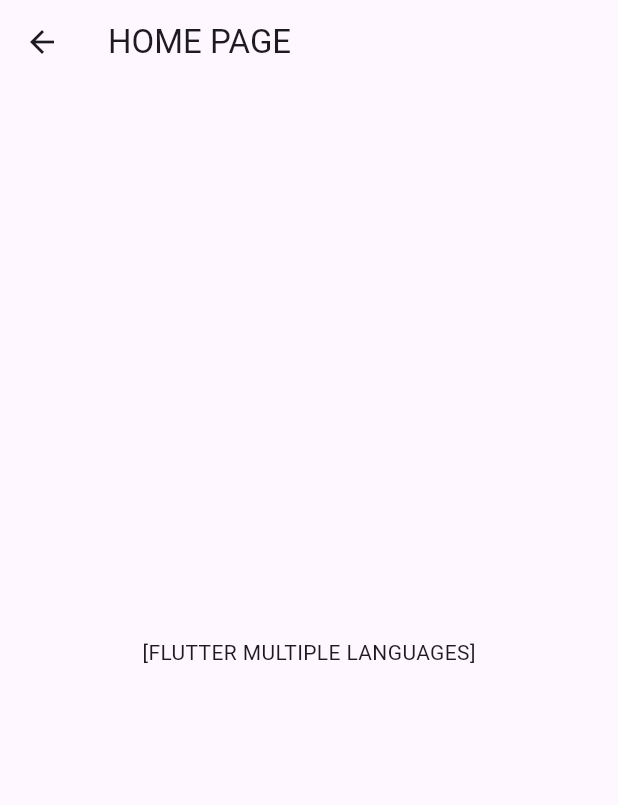
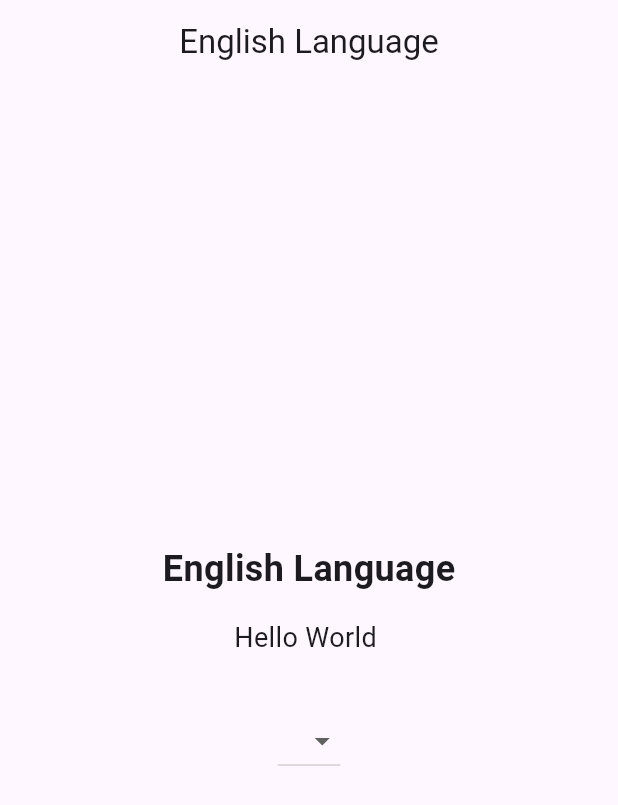
Before and after one commit to Kumail-Raza-Bangash/flutter_multiple_languages_with_provider, a Flutter app: the HomePage screen opened directly, on a phone screen of 412 x 824 dp. Shown: the top 805 px of the screen. Run offline on Flutter 3.47's test engine with Material 3 defaults, Android fonts, the phone set to English and light mode, and no system bars; generated files the repository leaves out were written again.

Commit message:
Updated Code

```diff
--- /dev/null
+++ b/l10n.yaml
@@ -0,0 +1,3 @@
+arb-dir: lib/l10n
+template-arb-file: app_en.arb
+output-localization-file: app_localizations.dart
--- /dev/null
+++ b/lib/l10n/app_en.arb
@@ -0,0 +1,4 @@
+{
+  "app_title": "English Language",
+  "hello_world": "Hello World "
+}
--- /dev/null
+++ b/lib/l10n/app_es.arb
@@ -0,0 +1,4 @@
+{
+  "app_title": "Lengua española",
+  "hello_world": "Hola Mundo"
+}
--- /dev/null
+++ b/lib/l10n/app_hi.arb
@@ -0,0 +1,4 @@
+{
+  "app_title": "हिन्दी भाषा",
+  "hello_world": "हैलो वर्ल्ड"
+}
--- /dev/null
+++ b/lib/l10n/l10n.dart
@@ -0,0 +1,8 @@
+import 'dart:ui';
+ class L10n {
+  static const List<Locale> all = [
+    Locale('en'),
+    Locale('es'),
+    Locale('hi'),
+  ];
+ }
--- a/lib/model/language_model.dart
+++ /dev/null
@@ -1,8 +0,0 @@
-
-class Language {
-  final String name;
-  final String code;
-  bool isSelected;
-
-  Language(this.name, this.code, this.isSelected);
-}
--- a/lib/provider/language_provider.dart
+++ /dev/null
@@ -1,21 +0,0 @@
-
-import 'package:flutter/material.dart';
-import 'package:flutter_multiple_languages/model/language_model.dart';
-
-class LanguageProvider with ChangeNotifier {
-  List<Language> languages = [
-    Language('English', 'en', true),
-    Language('اردو', 'ur', false),
-    Language('française', 'fr', false),
-    Language('한국어', 'ko', false),
-    Language('हिंदी', 'hi', false),
-    Language('español', 'sp', false),
-
-   ];
-
-   void selectLanguage(Language language){
-     languages.forEach((lang)=> lang.isSelected = false);
-     language.isSelected = true;
-     notifyListeners();
-   }
-}
--- /dev/null
+++ b/lib/provider/locale_provider.dart
@@ -0,0 +1,15 @@
+import 'package:flutter/material.dart';
+import 'package:flutter_multiple_languages/l10n/l10n.dart';
+
+class LocaleProvider with ChangeNotifier {
+  Locale? _locale;
+
+  Locale? get locale => _locale;
+
+  void setLocale(Locale locale) {
+    if (!L10n.all.contains(locale)) return;
+      _locale = locale;
+      notifyListeners();
+
+  }
+}
--- a/lib/screens/home_page.dart
+++ b/lib/screens/home_page.dart
@@ -1,38 +1,56 @@
-// home_page.dart
-
 import 'package:flutter/material.dart';
+import 'package:flutter_gen/gen_l10n/app_localizations.dart';
+import 'package:flutter_multiple_languages/l10n/l10n.dart';
+import 'package:flutter_multiple_languages/provider/locale_provider.dart';
+import 'package:provider/provider.dart';
 
 class HomePage extends StatefulWidget {
-  const HomePage({super.key});
+  const HomePage({Key? key}) : super(key: key);
 
   @override
-  State<HomePage> createState() => _HomePageState();
+  // ignore: library_private_types_in_public_api
+  _HomePageState createState() => _HomePageState();
 }
 
 class _HomePageState extends State<HomePage> {
   @override
   Widget build(BuildContext context) {
-
     return Scaffold(
       appBar: AppBar(
-        title: const Text('HOME PAGE'),
+        title: Text(AppLocalizations.of(context)!.app_title),
+        centerTitle: true,
       ),
-      body:  const Center(
-        child: Column(
-          mainAxisAlignment: MainAxisAlignment.center,
-          children: [
-            Padding(
-              padding: EdgeInsets.all(16.0),
-              child: Text("[FLUTTER MULTIPLE LANGUAGES]"),
-            ),
-
-
-        SizedBox(
-          height: 10,
-        ),
-
-
-          ],
+      body: Center(
+        child: Consumer<LocaleProvider>(
+          builder: (context, provider, child) {
+            return Column(
+              mainAxisAlignment: MainAxisAlignment.center,
+              children: [
+                Text(
+                  AppLocalizations.of(context)!.app_title,
+                  style: const TextStyle(fontSize: 24, fontWeight: FontWeight.bold),
+                ),
+                const SizedBox(height: 16),
+                Text(
+                  AppLocalizations.of(context)!.hello_world,
+                  style: const TextStyle(fontSize: 18),
+                ),
+                const SizedBox(height: 32),
+                DropdownButton<Locale>(
+                  value: provider.locale,
+                  onChanged: (newLocale) {
+                    provider.setLocale(newLocale!);
+                  },
+                  items: L10n.all.map<DropdownMenuItem<Locale>>((locale) {
+                    return DropdownMenuItem<Locale>(
+                      value: locale,
+                      child: Text(locale.languageCode),
+                    );
+                  }).toList(),
+                ),
+              ],
+            );
+          },
         ),
       ),
     );
--- a/pubspec.yaml
+++ b/pubspec.yaml
@@ -35,7 +35,11 @@
   # The following adds the Cupertino Icons font to your application.
   # Use with the CupertinoIcons class for iOS style icons.
   cupertino_icons: ^1.0.2
+  flutter_localizations:
+    sdk: flutter
   provider: ^6.1.1
+  flutter_localization: ^0.2.0
+  intl: ^0.18.1
 
 dev_dependencies:
   flutter_test:
@@ -57,6 +61,7 @@
   # The following line ensures that the Material Icons font is
   # included with your application, so that you can use the icons in
   # the material Icons class.
+  generate: true
   uses-material-design: true
 
   # To add assets to your application, add an assets section, like this:
```
Also changed, not shown: lib/main.dart (+33 -12 lines), lib/screens/language_selector.dart (deleted, +0 -121 lines), pubspec.lock, 6 other files.
